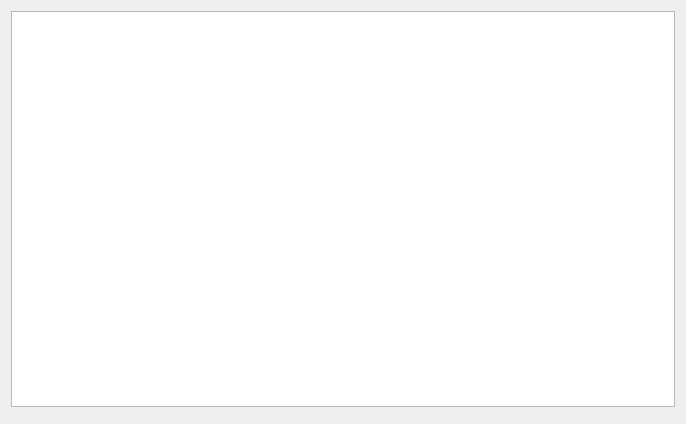
Old version of the form qownnotes/dialogs/notedialog.ui in the repository Samael340/qownnotes_alt.
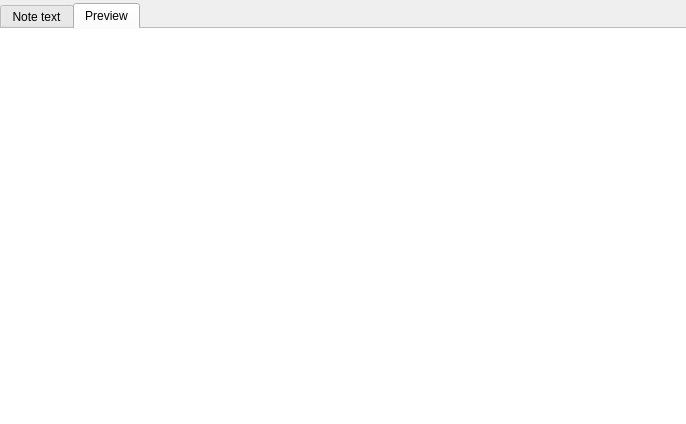
New version of the form. The open tabs and pages were chosen to show the change. Custom widgets are drawn as their Qt base class.

```diff
--- a/qownnotes/dialogs/notedialog.ui
+++ b/qownnotes/dialogs/notedialog.ui
@@ -13,15 +13,109 @@
   <property name="windowTitle">
    <string>Note</string>
   </property>
-  <layout class="QGridLayout" name="gridLayout">
-   <item row="0" column="0">
-    <widget class="QOwnNotesMarkdownTextEdit" name="textEdit"/>
-   </item>
-   <item row="1" column="0">
-    <widget class="QFrame" name="searchFrame">
-     <property name="frameShape">
-      <enum>QFrame::NoFrame</enum>
+  <layout class="QHBoxLayout" name="horizontalLayout">
+   <property name="leftMargin">
+    <number>0</number>
+   </property>
+   <property name="topMargin">
+    <number>3</number>
+   </property>
+   <property name="rightMargin">
+    <number>0</number>
+   </property>
+   <property name="bottomMargin">
+    <number>0</number>
+   </property>
+   <item>
+    <widget class="QTabWidget" name="tabWidget">
+     <property name="currentIndex">
+      <number>0</number>
      </property>
+     <property name="documentMode">
+      <bool>true</bool>
+     </property>
+     <widget class="QWidget" name="noteTextTab">
+      <attribute name="title">
+       <string>Note text</string>
+      </attribute>
+      <layout class="QVBoxLayout" name="verticalLayout_3">
+       <property name="spacing">
+        <number>0</number>
+       </property>
+       <property name="leftMargin">
+        <number>0</number>
+       </property>
+       <property name="topMargin">
+        <number>0</number>
+       </property>
+       <property name="rightMargin">
+        <number>0</number>
+       </property>
+       <property name="bottomMargin">
+        <number>0</number>
+       </property>
+       <item>
+        <widget class="QOwnNotesMarkdownTextEdit" name="textEdit"/>
+       </item>
+       <item>
+        <widget class="QFrame" name="searchFrame">
+         <property name="frameShape">
+          <enum>QFrame::NoFrame</enum>
+         </property>
+        </widget>
+       </item>
+      </layout>
+     </widget>
+     <widget class="QWidget" name="previewTab">
+      <attribute name="title">
+       <string>Preview</string>
+      </attribute>
+      <layout class="QVBoxLayout" name="verticalLayout">
+       <property name="spacing">
+        <number>0</number>
+       </property>
+       <property name="leftMargin">
+        <number>0</number>
+       </property>
+       <property name="topMargin">
+        <number>0</number>
+       </property>
+       <property name="rightMargin">
+        <number>0</number>
+       </property>
+       <property name="bottomMargin">
+        <number>0</number>
+       </property>
+       <item>
+        <widget class="NotePreviewWidget" name="noteTextView">
+         <property name="enabled">
+          <bool>true</bool>
+         </property>
+         <property name="styleSheet">
+          <string notr="true"/>
+         </property>
+         <property name="frameShape">
+          <enum>QFrame::NoFrame</enum>
+         </property>
+         <property name="readOnly">
+          <bool>true</bool>
+         </property>
+         <property name="acceptRichText">
+          <bool>false</bool>
+         </property>
+         <property name="textInteractionFlags">
+          <set>Qt::LinksAccessibleByKeyboard|Qt::LinksAccessibleByMouse|Qt::TextBrowserInteraction|Qt::TextSelectableByKeyboard|Qt::TextSelectableByMouse</set>
+         </property>
+         <property name="openExternalLinks">
+          <bool>true</bool>
+         </property>
+         <property name="openLinks">
+          <bool>false</bool>
+         </property>
+        </widget>
+       </item>
+      </layout>
+     </widget>
     </widget>
    </item>
   </layout>
@@ -32,6 +126,11 @@
    <extends>QPlainTextEdit</extends>
    <header location="global">widgets/qownnotesmarkdowntextedit.h</header>
   </customwidget>
+  <customwidget>
+   <class>NotePreviewWidget</class>
+   <extends>QTextBrowser</extends>
+   <header location="global">widgets/notepreviewwidget.h</header>
+  </customwidget>
  </customwidgets>
  <resources/>
  <connections/>
```
